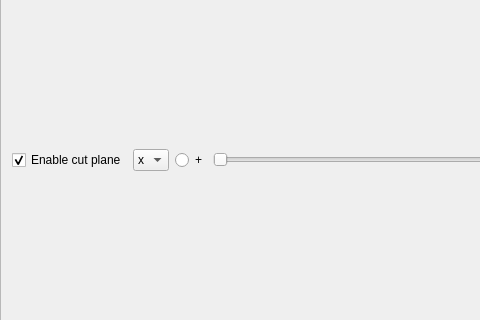
This is GraphicsFrame.ui in maciekswat/ram_plots as Qt 5 draws it before an edit; both pictures show x 0 to 480 and y 94 to 414 of the 955 by 768 pixel window. The edited form follows.
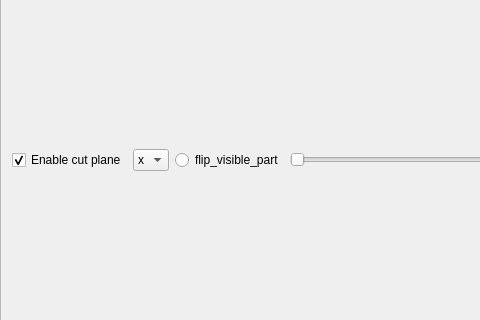
This is the edited form.

The edit to the form file:
```diff
--- a/GraphicsFrame.ui
+++ b/GraphicsFrame.ui
@@ -57,7 +57,7 @@
      <item>
       <widget class="QRadioButton" name="pos_dir_RB">
        <property name="text">
-        <string>+</string>
+        <string>flip_visible_part</string>
        </property>
       </widget>
      </item>
```
Left out of the diff: 2 changed lines with no effect on the pictures.
